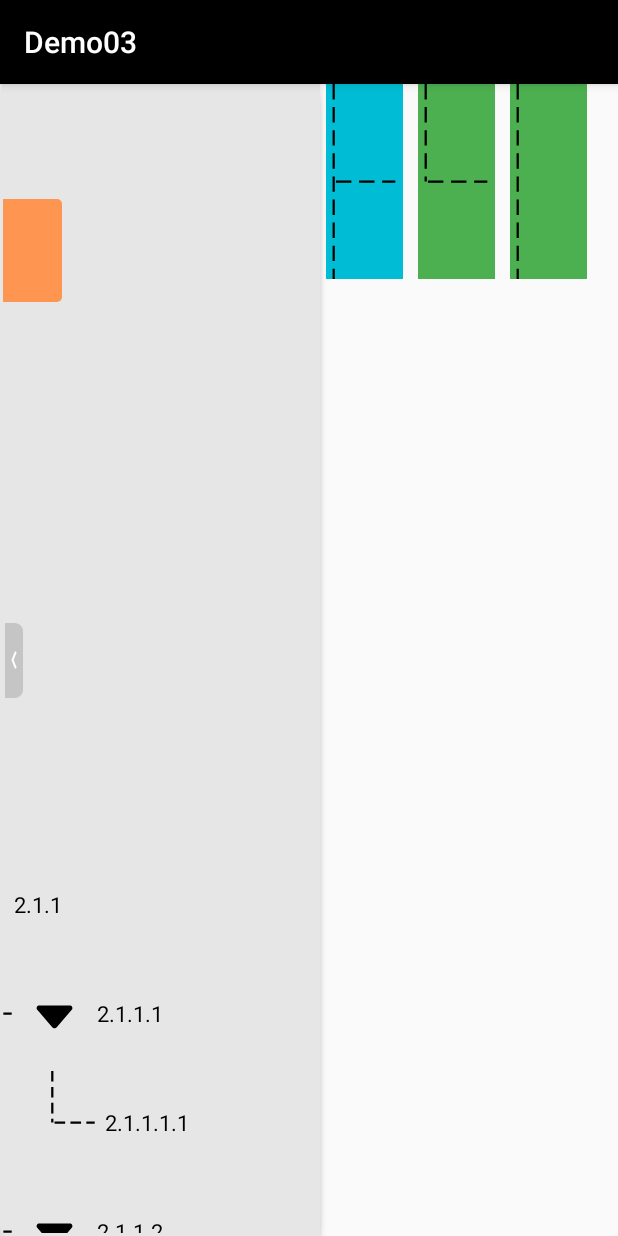
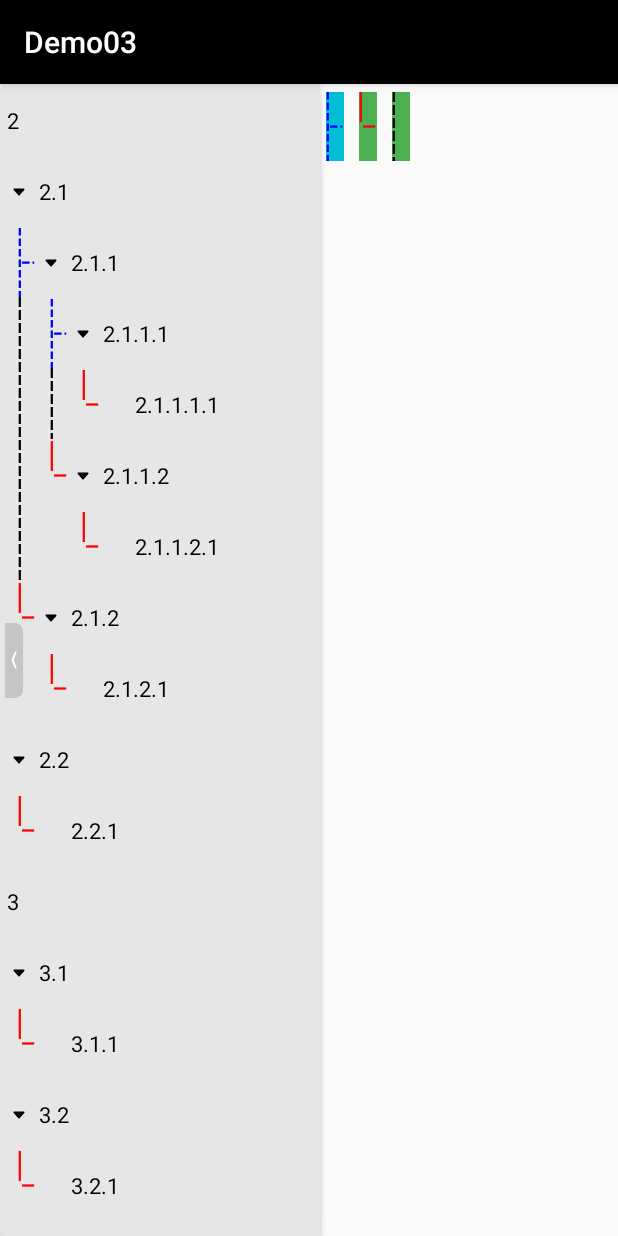
Before and after one commit to halleown/Demo03, an Android app: the screen it shows after launch (TreeActivity), after a tap on "1.1", on a phone screen of 412 x 824 dp. Run offline under Robolectric (Android 15) with nearby library versions, the phone set to English and light mode, and no system bars.

Commit message:
调整树形菜单

```diff
--- a/app/build.gradle.kts
+++ b/app/build.gradle.kts
@@ -10,7 +10,7 @@ android {
 
     defaultConfig {
         applicationId = "com.example.demo03"
-        minSdk = 24
+        minSdk = 22
         targetSdk = 35
         versionCode = 1
         versionName = "1.0"
--- a/app/src/main/java/com/example/demo03/mytree/IShapeView.kt
+++ b/app/src/main/java/com/example/demo03/mytree/IShapeView.kt
@@ -8,6 +8,7 @@ import android.graphics.Paint
 import android.util.AttributeSet
 import android.util.Log
 import android.view.View
+import androidx.core.graphics.toColorInt
 import com.example.demo03.R
 import kotlin.math.min
 
@@ -20,10 +21,23 @@ class IShapeView @JvmOverloads constructor(
     private val TAG = "TShapeView"
 
     private val paint = Paint().apply {
-//        color = "#9A9A9A".toColorInt()
+       // color = "#9A9A9A".toColorInt()
         color = Color.BLACK
         strokeWidth = context.resources.getDimension(R.dimen._3dp)
         style = Paint.Style.STROKE
+    }
+
+    private var dashLength: Float = 0f
+    private var gapLength: Float = 0f
+
+    init {
+        // 实线段长度
+        dashLength = 10f
+        // dashLength = resources.getDimension(R.dimen._10dp)
+        // 虚线段长度
+        gapLength = 3f
+        // gapLength = resources.getDimension(R.dimen._3dp)
+        paint.pathEffect = DashPathEffect(floatArrayOf(dashLength, gapLength), 0f)
     }
 
     override fun onDraw(canvas: Canvas) {
@@ -34,7 +48,6 @@ class IShapeView @JvmOverloads constructor(
         val centerX = width / 2
         val centerY = height / 2
 
-        // 使用不同的比例来充分利用宽高
         // 竖线使用高度的100%
         val verticalSize = height * 1
         // 横线使用宽度的80%
@@ -42,14 +55,11 @@ class IShapeView @JvmOverloads constructor(
 
         // Log.d(TAG, "onDraw: ${width}-----${height}")
 
-        // 根据实际绘制尺寸动态设置虚线参数
-        // 使用较小的尺寸来计算虚线，保持一致性
-        val minSize = min(verticalSize, horizontalSize)
-        val dashLength = minSize / 4f
-        val gapLength = dashLength / 2f
-        paint.pathEffect = DashPathEffect(floatArrayOf(dashLength, gapLength), 0f)
+        // val minSize = min(verticalSize, horizontalSize)
+        // val dashLength = minSize / 4f
+        // val gapLength = dashLength / 2f
+        // paint.pathEffect = DashPathEffect(floatArrayOf(dashLength, gapLength), 0f)
 
-        // 绘制竖线（中间，上下延伸）- 使用高度来填充
         val verticalStartX = centerX - horizontalSize / 2  // 竖线起点X与横线起点对齐
         val verticalStartY = centerY - verticalSize / 2
         val verticalEndX = centerX - horizontalSize / 2
--- a/app/src/main/java/com/example/demo03/mytree/LShapeView.kt
+++ b/app/src/main/java/com/example/demo03/mytree/LShapeView.kt
@@ -18,11 +18,24 @@ class LShapeView @JvmOverloads constructor(
 ) : View(context, attrs, defStyleAttr) {
 
     private val paint = Paint().apply {
-//        color = "#9A9A9A".toColorInt()
-        color = Color.BLACK
+       // color = "#9A9A9A".toColorInt()
+        color = Color.RED
         // 虚线宽度
         strokeWidth = context.resources.getDimension(R.dimen._3dp)
         style = Paint.Style.STROKE
+    }
+
+    private var dashLength: Float = 0f
+    private var gapLength: Float = 0f
+
+    init {
+        // 实线段长度
+        dashLength = 30f
+        // dashLength = resources.getDimension(R.dimen._10dp)
+        // 虚线段长度
+        gapLength = 10f
+        // gapLength = resources.getDimension(R.dimen._3dp)
+        paint.pathEffect = DashPathEffect(floatArrayOf(dashLength, gapLength), 0f)
     }
 
     override fun onDraw(canvas: Canvas) {
@@ -43,11 +56,10 @@ class LShapeView @JvmOverloads constructor(
         // 横线使用宽度的80%
         val horizontalSize = width * 0.8f
 
-        // 根据实际绘制尺寸动态设置虚线参数
-        val minSize = min(verticalSize, horizontalSize)
-        val dashLength = minSize / 4f// 虚线长度
-        val gapLength = dashLength / 2f// 虚线间隔
-        paint.pathEffect = DashPathEffect(floatArrayOf(dashLength, gapLength), 0f)
+        // val minSize = min(verticalSize, horizontalSize)
+        // val dashLength = minSize / 4f// 虚线长度
+        // val gapLength = dashLength / 2f// 虚线间隔
+        // paint.pathEffect = DashPathEffect(floatArrayOf(dashLength, gapLength), 0f)
 
         // 绘制L字：竖线在左，横线在底部
         // 竖线（左侧，从上向下延伸，只在上半部分）
--- a/app/src/main/java/com/example/demo03/mytree/TShapeView.kt
+++ b/app/src/main/java/com/example/demo03/mytree/TShapeView.kt
@@ -21,10 +21,24 @@ class TShapeView @JvmOverloads constructor(
     private val TAG = "TShapeView"
 
     private val paint = Paint().apply {
-//        color = "#9A9A9A".toColorInt()
-        color = Color.BLACK
+       // color = "#9A9A9A".toColorInt()
+        color = Color.BLUE
         strokeWidth = context.resources.getDimension(R.dimen._3dp)
         style = Paint.Style.STROKE
+    }
+
+
+    private var dashLength: Float = 0f
+    private var gapLength: Float = 0f
+
+    init {
+        // 实线段长度
+        dashLength = 10f
+        dashLength = resources.getDimension(R.dimen._10dp)
+        // 虚线段长度
+        gapLength = 3f
+        // gapLength = resources.getDimension(R.dimen._3dp)
+        paint.pathEffect = DashPathEffect(floatArrayOf(dashLength, gapLength), 0f)
     }
 
     override fun onDraw(canvas: Canvas) {
@@ -35,7 +49,6 @@ class TShapeView @JvmOverloads constructor(
         val centerX = width / 2
         val centerY = height / 2
 
-        // 使用不同的比例来充分利用宽高
         // 竖线使用高度的100%
         val verticalSize = height * 1
         // 横线使用宽度的80%
@@ -43,12 +56,10 @@ class TShapeView @JvmOverloads constructor(
 
         Log.d(TAG, "onDraw: ${width}-----${height}")
 
-        // 根据实际绘制尺寸动态设置虚线参数
-        // 使用较小的尺寸来计算虚线，保持一致性
-        val minSize = min(verticalSize, horizontalSize)
-        val dashLength = minSize / 4f
-        val gapLength = dashLength / 2f
-        paint.pathEffect = DashPathEffect(floatArrayOf(dashLength, gapLength), 0f)
+        // val minSize = min(verticalSize, horizontalSize)
+        // val dashLength = minSize / 4f
+        // val gapLength = dashLength / 2f
+        // paint.pathEffect = DashPathEffect(floatArrayOf(dashLength, gapLength), 0f)
 
         // 绘制竖线（中间，上下延伸）- 使用高度来填充
         val verticalStartX = centerX - horizontalSize / 2  // 竖线起点X与横线起点对齐
--- a/app/src/main/java/com/example/demo03/mytree/TreeActivity.kt
+++ b/app/src/main/java/com/example/demo03/mytree/TreeActivity.kt
@@ -11,6 +11,16 @@ class TreeActivity : AppCompatActivity() {
 
     var treeSideDatas: MutableList<TreeSideItems> = mutableListOf()
     private lateinit var treeSideAdapter: TreeSideNodeAdapter
+
+    /**
+     * 上一次选中的NodeId
+     */
+    var lastSelectedNodeId: Long = 1L
+
+    // // 实线段长度
+    // val fixedDashLength = this.resources.getDimension(R.dimen._10dp)
+    // // 虚线段长度
+    // val fixedGapLength = this.resources.getDimension(R.dimen._3dp)
 
     override fun onCreate(savedInstanceState: Bundle?) {
         // setTheme(android.R.style.Theme_Material_Light)
@@ -176,7 +186,7 @@ class TreeActivity : AppCompatActivity() {
                 "  ]\n" +
                 "}\n"
         val bean = Gson().fromJson(myData, Bean::class.java)
-        val buildTree = buildTree2(bean.TreeSideItems)
+        val buildTree = buildTree(bean.TreeSideItems)
         treeSideDatas.clear()
         treeSideDatas.addAll(buildTree)
 
@@ -184,8 +194,23 @@ class TreeActivity : AppCompatActivity() {
 
         val rlv_side_menu: RecyclerView = findViewById(R.id.rlv_side_menu)
         rlv_side_menu?.layoutManager = LinearLayoutManager(this)
-        treeSideAdapter = TreeSideNodeAdapter(treeSideDatas, this, srvTree, rlv_side_menu!!)
-        treeSideAdapter.notifyDataSetChanged()
+        // treeSideAdapter = TreeSideNodeAdapter(treeSideDatas, this, srvTree, rlv_side_menu!!)
+        // treeSideAdapter.notifyDataSetChanged()
+
+        treeSideAdapter = TreeSideNodeAdapter(treeSideDatas, this, srvTree, rlv_side_menu, false, lastSelectedNodeId) { nodeId ->
+            // todo 还需将上一次的选中(lastSelectedNodeId)状态变成 未选中
+            //  获取所有的数据源，然后根据id修改
+            treeSideDatas.forEach {
+                if (it.Node == lastSelectedNodeId) {
+                    it.Sel = false
+                }
+            }
+
+            lastSelectedNodeId = nodeId
+            treeSideAdapter.setSelectedNodeId(nodeId)
+            treeSideAdapter.notifyDataSetChanged()
+        }
+
 
         rlv_side_menu.adapter = treeSideAdapter
 
--- a/app/src/main/java/com/example/demo03/mytree/TreeSideNodeAdapter.kt
+++ b/app/src/main/java/com/example/demo03/mytree/TreeSideNodeAdapter.kt
@@ -4,6 +4,7 @@ import android.app.Activity
 import android.content.Context
 import android.content.res.Resources
 import android.util.DisplayMetrics
+import android.util.Log
 import android.view.LayoutInflater
 import android.view.View
 import android.view.View.OnClickListener
@@ -23,7 +24,9 @@ class TreeSideNodeAdapter(
     var mContext: Context,
     var customHorizontalScrollView: CustomHorizontalScrollView,
     var rlv_side_menu: RecyclerView,
-    var isShow: Boolean = false
+    var isShow: Boolean = false,
+    private var selectedNodeId: Long = 1L,              // 当前选中的节点id
+    private val onSelectedNodeChange: (Long) -> Unit = {}    // 选中变更回调，传给子适配器
 ) :
     RecyclerView.Adapter<TreeSideNodeAdapter.TestDemoHolder>() {
     var globalList: ViewTreeObserver.OnGlobalLayoutListener? = null
@@ -43,6 +46,8 @@ class TreeSideNodeAdapter(
         return datas.size
     }
 
+    fun setSelectedNodeId(nodeId: Long) { selectedNodeId = nodeId }
+
     override fun onBindViewHolder(holder: TestDemoHolder, position: Int) {
         val itemData = datas[position]
 
@@ -60,7 +65,8 @@ class TreeSideNodeAdapter(
         layoutParams.width = (getScreenWidth(mContext) * 0.4).toInt() - dpToPx(24)
         holder.llText.layoutParams = layoutParams
         // 是否带复选框
-        holder.ivExpand.visibility = if (itemData.ShowExpand) View.VISIBLE else View.GONE
+        // holder.ivExpand.visibility = if (itemData.ShowExpand) View.VISIBLE else View.GONE
+        holder.ivExpand.visibility = if (itemData.childItems?.isNotEmpty() == true) View.VISIBLE else View.INVISIBLE
 //         if (itemData.ShowExpand) {
         if (itemData.Expand) {
             holder.ivExpand.setImageResource(R.drawable.down_arrow_black)
@@ -162,16 +168,23 @@ class TreeSideNodeAdapter(
                 listener?.clickSendStd(itemData, -12, position)
             }
         })
+
+        Log.d("xialj", "onBindViewHolder: ${selectedNodeId}------${itemData.Name}")
+        // 根据当前选中的item 和 是否可选中item 高亮
+        val isSelected = itemData.Node == selectedNodeId && itemData.Enable
+        holder.llText.isSelected = isSelected
+        holder.tvName.isSelected = isSelected
+        holder.tvWeak.isSelected = isSelected
+
+        // if (itemData.Enable) {
+        //     holder.llText.isSelected = itemData.Sel
+        //     holder.tvName.isSelected = itemData.Sel
+        //     holder.tvWeak.isSelected = itemData.Sel
+        // } else {
+        //     holder.llText.isSelected = false
+        //     holder.tvName.isSelected = false
+        //     holder.tvWeak.isSelected = false
         // }
-        if (itemData.Enable) {
-            holder.llText.isSelected = itemData.Sel
-            holder.tvName.isSelected = itemData.Sel
-            holder.tvWeak.isSelected = itemData.Sel
-        } else {
-            holder.llText.isSelected = false
-            holder.tvName.isSelected = false
-            holder.tvWeak.isSelected = false
-        }
 
 
         if (itemData.childItems.isNullOrEmpty()) {// 没有子节点
@@ -179,15 +192,19 @@ class TreeSideNodeAdapter(
             if (!itemData.Enable) {
 //                holder.tvName.setTextColor(mContext.resources.getColor(R.color.deep_gray))
             }
+            // 点击叶子节点
             holder.llText.setOnClickListener(object : OnClickListener {
                 override fun onClick(p0: View?) {
                     // if (BaseShDisplay.isFastClick) {
                     //     return
                     // }
                     if (itemData.Enable) {
-                        if (!itemData.Sel) {
-                            itemData.Sel = true
-                            holder.llText.isSelected = itemData.Sel
+                        // if (!itemData.Sel && itemData.Node != selectedNodeId) {// 是否选中 且 选中的与上一次选中不一致
+                        if (itemData.Node != selectedNodeId) {// 是否选中 且 选中的与上一次选中不一致
+                            // 将当前选中的状态变为 已选中
+                            // itemData.Sel = true
+                            onSelectedNodeChange(itemData.Node)
+                            // holder.llText.isSelected = itemData.Sel
                             // 清空选中项
                             listener?.clearAllSelected2(itemData)
                         }
@@ -196,16 +213,16 @@ class TreeSideNodeAdapter(
             })
         } else {
             // 有子节点
-            val childAdapter = TreeSideNodeAdapter(itemData.childItems!!, mContext, customHorizontalScrollView, rlv_side_menu, isShowing)
+            val childAdapter = TreeSideNodeAdapter(itemData.childItems!!, mContext, customHorizontalScrollView, rlv_side_menu, isShowing, selectedNodeId, onSelectedNodeChange)
             childAdapter.listener = listener
             holder.rlvChild.layoutManager = LinearLayoutManager(mContext)
             holder.rlvChild.adapter = childAdapter
 //            holder.ivExpand.visibility = View.VISIBLE
-            if (itemData.Enable) {
-                holder.tvName.isSelected = itemData.Sel
-            } else {
-                holder.tvName.isSelected = false
-            }
+//             if (itemData.Enable) {
+//                 holder.tvName.isSelected = itemData.Sel
+//             } else {
+//                 holder.tvName.isSelected = false
+//             }
 
 
             holder.llText.setOnClickListener(object : OnClickListener {
@@ -214,10 +231,11 @@ class TreeSideNodeAdapter(
                     //     return
                     // }
                     if (itemData.Enable) {
-                        if (!itemData.Sel) {
-                            Toast.makeText(mContext, "${itemData.Node}===${itemData.Name}", Toast.LENGTH_SHORT).show()
-                            itemData.Sel = true
-                            holder.llText.isSelected = itemData.Sel
+                        // if (!itemData.Sel && itemData.Node != selectedNodeId) {
+                        if (itemData.Node != selectedNodeId) {
+                            // itemData.Sel = true
+                            // holder.llText.isSelected = itemData.Sel
+                            onSelectedNodeChange(itemData.Node)      // 通知外层更新选中 id
                             // 清空选中项
                             listener?.clearAllSelected(itemData, position)
                         }
--- a/app/src/main/java/com/example/demo03/mytree/TreeUtils.kt
+++ b/app/src/main/java/com/example/demo03/mytree/TreeUtils.kt
@@ -9,35 +9,35 @@ import android.util.Log
  */
 
 // 中间件不传showExpand参数时，调用此方法
-fun buildTree2(items: List<TreeSideItems>): MutableList<TreeSideItems> {
-    val rootItems = mutableListOf<TreeSideItems>()
-    val nodeMap = mutableMapOf<Long, TreeSideItems>()
-    for (item in items) {// 遍历中间件传过来的原始节点数据
-        val node = item.Node
-        val isRoot = getLevel(node)
-        if (isRoot) {// 根节点，直接添加到根节点列表
-            rootItems.add(item)
-        } else {// 子节点
-            // 计算父节点的 Node
-            val parentNode = getParentNode(node)
-            val parentItem = nodeMap[parentNode]
-
-            // 将当前节点添加到父节点的子节点列表中
-            if (parentItem != null) {
-                if (parentItem.childItems == null) {
-                    // 父节点有子节点是，显示展开图标
-                    parentItem.ShowExpand = true
-                    parentItem.childItems = mutableListOf()
-                }
-                parentItem.childItems!!.add(item)
-            }
-        }
-
-        // 将当前节点放入 nodeMap 中
-        nodeMap[node] = item
-    }
-    return rootItems
-}
+// fun buildTree2(items: List<TreeSideItems>): MutableList<TreeSideItems> {
+//     val rootItems = mutableListOf<TreeSideItems>()
+//     val nodeMap = mutableMapOf<Long, TreeSideItems>()
+//     for (item in items) {// 遍历中间件传过来的原始节点数据
+//         val node = item.Node
+//         val isRoot = getLevel(node)
+//         if (isRoot) {// 根节点，直接添加到根节点列表
+//             rootItems.add(item)
+//         } else {// 子节点
+//             // 计算父节点的 Node
+//             val parentNode = getParentNode(node)
+//             val parentItem = nodeMap[parentNode]
+//
+//             // 将当前节点添加到父节点的子节点列表中
+//             if (parentItem != null) {
+//                 if (parentItem.childItems == null) {
+//                     // 父节点有子节点是，显示展开图标
+//                     parentItem.ShowExpand = true
+//                     parentItem.childItems = mutableListOf()
+//                 }
+//                 parentItem.childItems!!.add(item)
+//             }
+//         }
+//
+//         // 将当前节点放入 nodeMap 中
+//         nodeMap[node] = item
+//     }
+//     return rootItems
+// }
 
 fun buildTree(items: List<TreeSideItems>): MutableList<TreeSideItems> {
     val rootItems = mutableListOf<TreeSideItems>()
--- a/app/src/main/res/layout/activity_tree.xml
+++ b/app/src/main/res/layout/activity_tree.xml
@@ -80,27 +80,31 @@
 
     <com.example.demo03.mytree.TShapeView
         android:id="@+id/view1"
-        android:layout_width="51dp"
-        android:layout_height="130dp"
+        android:layout_width="@dimen/_24dp"
+        android:layout_height="@dimen/_92dp"
+        android:layout_marginTop="@dimen/_10dp"
         android:background="#00BCD4"
         app:layout_constraintStart_toEndOf="@id/llTreeSide"
-        app:layout_constraintTop_toTopOf="parent"/>
+        app:layout_constraintTop_toTopOf="parent" />
 
     <com.example.demo03.mytree.LShapeView
         android:id="@+id/view2"
-        android:layout_width="51dp"
-        android:layout_height="130dp"
+        android:layout_width="@dimen/_24dp"
+        android:layout_height="@dimen/_92dp"
+
         android:layout_marginStart="10dp"
+        android:layout_marginTop="@dimen/_10dp"
         android:background="#4CAF50"
         app:layout_constraintStart_toEndOf="@id/view1"
-        app:layout_constraintTop_toTopOf="parent"/>
+        app:layout_constraintTop_toTopOf="parent" />
 
     <com.example.demo03.mytree.IShapeView
-        android:layout_width="51dp"
-        android:layout_height="130dp"
+        android:layout_width="@dimen/_24dp"
+        android:layout_height="@dimen/_92dp"
         android:layout_marginStart="10dp"
+        android:layout_marginTop="@dimen/_10dp"
         android:background="#4CAF50"
         app:layout_constraintStart_toEndOf="@id/view2"
-        app:layout_constraintTop_toTopOf="parent"/>
+        app:layout_constraintTop_toTopOf="parent" />
 
 </androidx.constraintlayout.widget.ConstraintLayout>
--- a/app/src/main/res/layout/item_tree_side.xml
+++ b/app/src/main/res/layout/item_tree_side.xml
@@ -1,77 +1,59 @@
 <?xml version="1.0" encoding="utf-8"?>
 <androidx.constraintlayout.widget.ConstraintLayout xmlns:android="http://schemas.android.com/apk/res/android"
+    xmlns:app="http://schemas.android.com/apk/res-auto"
     android:layout_width="match_parent"
     android:layout_height="wrap_content"
-    xmlns:app="http://schemas.android.com/apk/res-auto"
     android:layoutDirection="ltr"
     android:orientation="vertical">
 
-    <!--    <ImageView-->
-    <!--        android:id="@+id/iv_line"-->
-    <!--        android:layout_width="50dp"-->
-    <!--        android:visibility="gone"-->
-    <!--        android:layout_height="50dp"-->
-    <!--        android:layout_gravity="center_vertical" />-->
-
     <FrameLayout
         android:id="@+id/frame_view"
-        android:layout_width="@dimen/_70dp"
+        android:layout_width="@dimen/_24dp"
+        android:layout_height="0dp"
+        app:layout_constraintBottom_toBottomOf="@id/llText"
         app:layout_constraintStart_toStartOf="parent"
-        app:layout_constraintTop_toTopOf="@id/llText"
-        app:layout_constraintBottom_toBottomOf="@id/llText"
-        android:layout_height="0dp">
+        app:layout_constraintTop_toTopOf="@id/llText">
 
         <com.example.demo03.mytree.TShapeView
             android:id="@+id/view_t"
             android:layout_width="match_parent"
-            android:visibility="gone"
             android:layout_height="match_parent"
-            />
+            android:visibility="gone" />
 
         <com.example.demo03.mytree.LShapeView
             android:id="@+id/view_l"
             android:layout_width="match_parent"
             android:layout_height="match_parent"
-            android:visibility="gone"
-            />
+            android:visibility="gone" />
 
     </FrameLayout>
 
 
-
-    <!--    -->
     <LinearLayout
         android:id="@+id/llText"
         android:layout_width="wrap_content"
+        android:layout_height="@dimen/_92dp"
+        android:layout_marginTop="@dimen/_3dp"
+        android:layout_marginEnd="@dimen/_12dp"
         android:layout_toEndOf="@id/frame_view"
-        android:layout_height="wrap_content"
+        android:background="@drawable/select_site_menu"
+        android:minWidth="@dimen/_290dp"
+        android:orientation="horizontal"
         android:paddingVertical="@dimen/_18dp"
-        app:layout_constraintTop_toTopOf="parent"
         app:layout_constraintStart_toEndOf="@id/frame_view"
-        android:layout_marginEnd="@dimen/_12dp"
-        android:background="@drawable/select_site_menu"
-        android:orientation="horizontal"
-        android:minWidth="@dimen/_290dp"
-        android:layout_marginTop="@dimen/_8dp">
+        app:layout_constraintTop_toTopOf="parent">
 
         <!--这里如果宽高过小，可能会挤到其他位置去，如Root-2 Child1的移到Root2 Child-1-0，（宽高都为：_50dp）-->
         <ImageView
             android:id="@+id/ivExpand"
-            android:layout_width="50dp"
-            android:layout_height="50dp"
+            android:layout_width="@dimen/_40dp"
+            android:layout_height="@dimen/_50dp"
             android:layout_gravity="center_vertical"
             android:padding="@dimen/_7dp" />
-        <!--        <ImageView-->
-        <!--            android:id="@+id/ivPlacehold"-->
-        <!--            android:layout_width="@dimen/_40dp"-->
-        <!--            android:layout_height="@dimen/_40dp"-->
-        <!--            android:layout_gravity="center_vertical"-->
-        <!--            android:paddingEnd="@dimen/_5dp"-->
-        <!--            android:src="@drawable/select_brp_checkbox"-->
-        <!--            android:visibility="gone" />-->
+
         <LinearLayout
             android:layout_width="0dp"
-            android:layout_height="50dp"
+            android:layout_height="match_parent"
             android:layout_marginStart="@dimen/_6dp"
             android:layout_weight="1"
             android:orientation="vertical">
@@ -97,25 +79,23 @@
         </LinearLayout>
     </LinearLayout>
 
-
     <com.example.demo03.mytree.IShapeView
         android:id="@+id/view_i"
-        android:layout_width="@dimen/_70dp"
+        android:layout_width="@dimen/_24dp"
+        android:layout_height="0dp"
+        android:visibility="gone"
+        app:layout_constraintBottom_toBottomOf="@id/rlvChild"
         app:layout_constraintStart_toStartOf="parent"
-        app:layout_constraintTop_toTopOf="@id/rlvChild"
-        app:layout_constraintBottom_toBottomOf="@id/rlvChild"
-        android:visibility="gone"
-        android:layout_height="0dp"
-        />
+        app:layout_constraintTop_toTopOf="@id/rlvChild" />
 
     <androidx.recyclerview.widget.RecyclerView
         android:id="@+id/rlvChild"
         android:layout_width="match_parent"
         android:layout_height="wrap_content"
         android:layout_below="@id/llText"
-            app:layout_constraintTop_toBottomOf="@id/llText"
+        android:layout_marginStart="@dimen/_42dp"
+        android:nestedScrollingEnabled="false"
+        android:visibility="gone"
         app:layout_constraintStart_toStartOf="parent"
-            android:layout_marginStart="@dimen/_110dp"
-            android:nestedScrollingEnabled="false"
-            android:visibility="gone"/>
+        app:layout_constraintTop_toBottomOf="@id/llText" />
 </androidx.constraintlayout.widget.ConstraintLayout>
```
Lines whose indentation alone changed are shown as unchanged.
